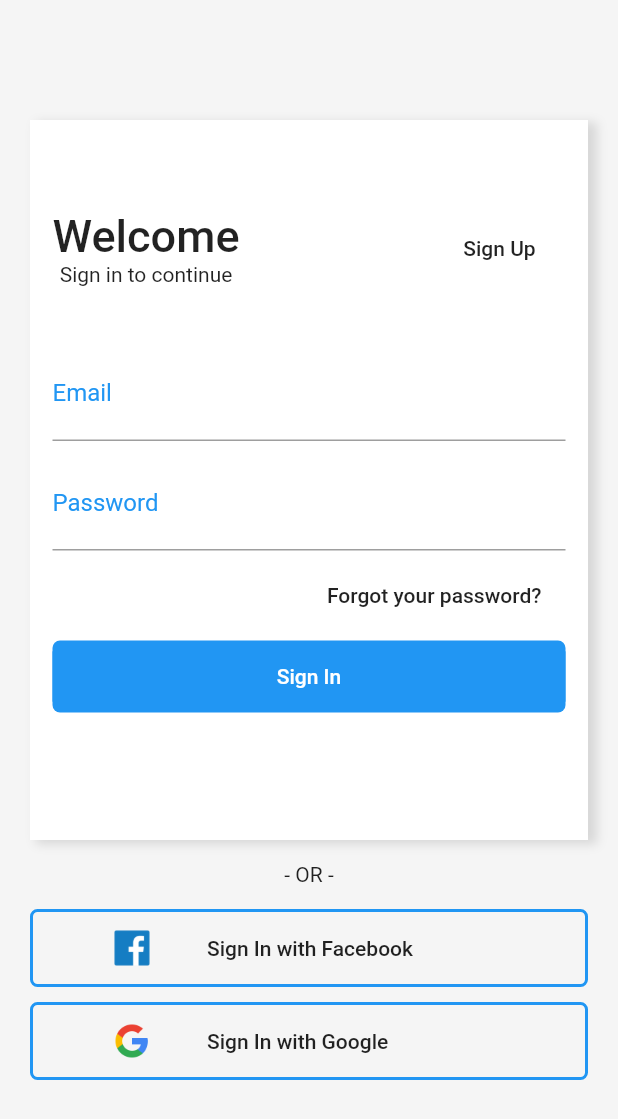
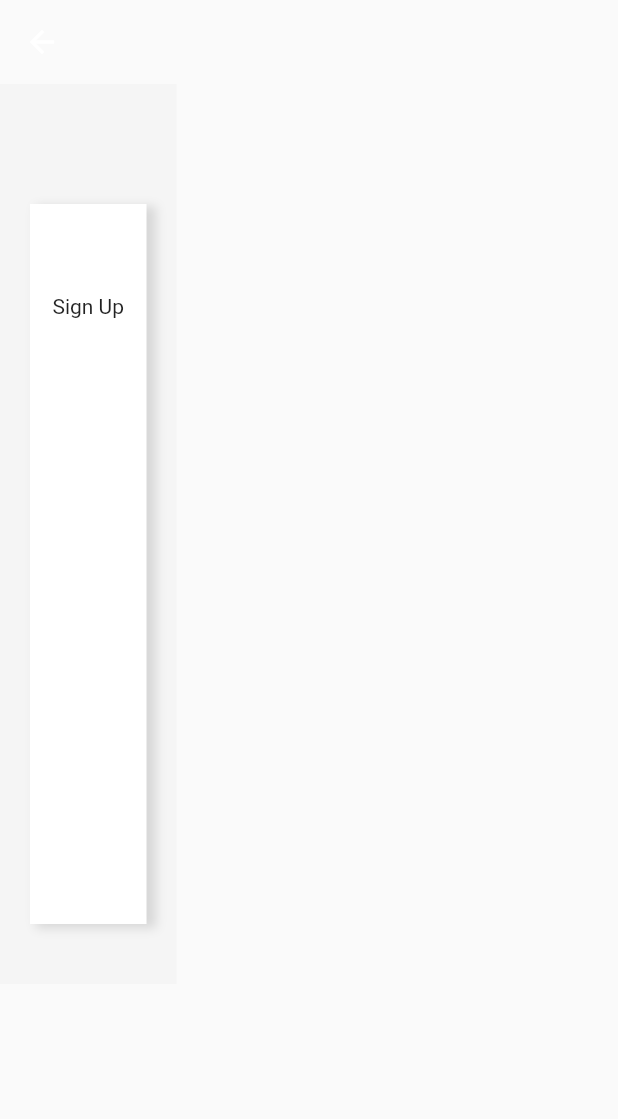
Before and after one commit to andersonlemos/flutter-shopping, a Flutter app: the screen it shows after launch, after a tap on "Sign Up", on a phone screen of 412 x 824 dp. Shown: the top 1119 px of the screen. Run offline on Flutter 3.47's test engine with Material 2 defaults, Android fonts, the phone set to English and light mode, and no system bars.

Commit message:
update UI and add signup page

```diff
--- a/lib/pages/login.page.dart
+++ b/lib/pages/login.page.dart
@@ -1,5 +1,8 @@
 import 'package:flutter/material.dart';
 import 'package:flutter/services.dart';
+import 'package:flutter_shopping/pages/signup.page.dart';
+
+import 'google.button.dart';
 
 class LoginPage extends StatelessWidget {
   @override
@@ -35,7 +38,7 @@ class LoginPage extends StatelessWidget {
                     right: 15,
                     top: 60,
                   ),
-                  child: ListView(
+                  child: Column(
                     children: <Widget>[
                       Row(
                         mainAxisAlignment: MainAxisAlignment.spaceBetween,
@@ -52,7 +55,16 @@ class LoginPage extends StatelessWidget {
                               Text("Sign in to continue"),
                             ],
                           ),
-                          FlatButton(child: Text("Sign Up"), onPressed: () {}),
+                          FlatButton(
+                              child: Text("Sign Up"),
+                              onPressed: () {
+                                Navigator.push(
+                                  context,
+                                  MaterialPageRoute(
+                                    builder: (context) => SignUp(),
+                                  ),
+                                );
+                              }),
                         ],
                       ),
                       SizedBox(
@@ -103,6 +115,7 @@ class LoginPage extends StatelessWidget {
                         height: 10,
                       ),
                       Container(
+                        width: double.infinity,
                         decoration: BoxDecoration(
                           color: Colors.blue,
                           borderRadius: BorderRadius.all(
--- /dev/null
+++ b/lib/pages/signup.page.dart
@@ -0,0 +1,60 @@
+import 'package:flutter/material.dart';
+
+class SignUp extends StatelessWidget {
+  @override
+  Widget build(BuildContext context) {
+    return Scaffold(
+      appBar: AppBar(
+        backgroundColor: Colors.white.withOpacity(0),
+        elevation: 0,
+      ),
+      body: SingleChildScrollView(
+        child: Container(
+          color: Color(0xFFF5F5F5),
+          padding: EdgeInsets.only(
+            top: 80,
+            left: 20,
+            right: 20,
+            bottom: 40,
+          ),
+          child: Column(
+            children: <Widget>[
+              Container(
+                height: 480,
+                decoration: BoxDecoration(
+                  color: Colors.white,
+                  boxShadow: [
+                    new BoxShadow(
+                      color: Colors.black.withOpacity(0.12),
+                      offset: new Offset(5, 2.0),
+                      blurRadius: 5,
+                      spreadRadius: 1,
+                    )
+                  ],
+                ),
+                child: Padding(
+                  padding: EdgeInsets.only(
+                    left: 15,
+                    right: 15,
+                    top: 60,
+                  ),
+                  child: Column(
+                     children: <Widget>[
+                       Text(
+                         "Sign Up",
+                         style: TextStyle(
+
+                         ),
+
+                       ),
+                     ],
+                  ),
+                ),
+              ),
+            ],
+          ),
+        ),
+      ),
+    );
+  }
+}
```
